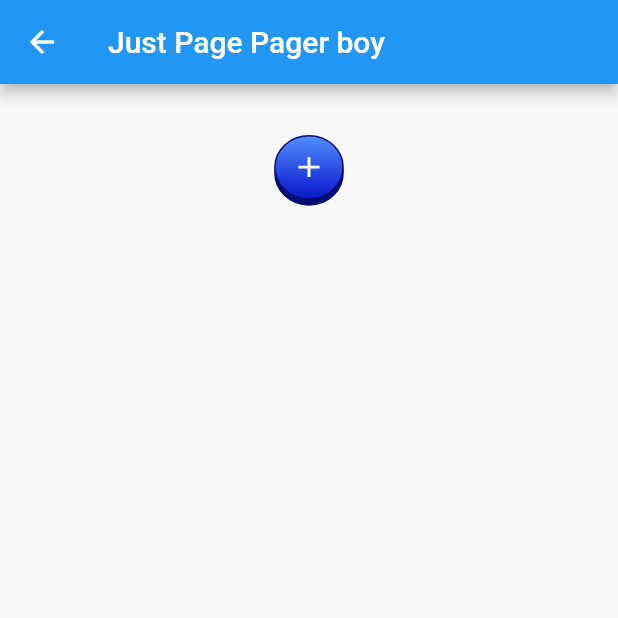
After one commit to ericyn/playground, a Flutter app: the PagePagePage screen opened by its route, on a phone screen of 412 x 824 dp, the top half of it. The commit adds this screen. Run offline on Flutter 3.47's test engine with Material 2 defaults, Android fonts, the phone set to English and light mode, and no system bars; drawn by our look-alikes of flutter_animate; our stand-ins replace camera, image_picker; missing offline and left inert: google_mlkit_face_detection; generated files the repository leaves out were written again.

Commit message:
animated round button

```diff
--- a/lib/src/app.dart
+++ b/lib/src/app.dart
@@ -3,6 +3,7 @@ import 'package:flutter_gen/gen_l10n/app_localizations.dart';
 import 'package:flutter_localizations/flutter_localizations.dart';
 import 'package:playground/src/face%20detection%20api%20chatgpt%20coding/face_detection_view.dart';
 import 'package:playground/src/family%20button%20confirmation/family_view.dart';
+import 'package:playground/src/just%20a%20page/page.dart';
 import 'package:playground/src/substack%20stack/substack_view.dart';
 import 'package:playground/src/what%20a%20drag/drag_select.dart';
 
@@ -72,6 +73,8 @@ class MyApp extends StatelessWidget {
               settings: routeSettings,
               builder: (BuildContext context) {
                 switch (routeSettings.name) {
+                  case PagePagePage.routeName:
+                    return const PagePagePage();
                   case FamilyView.routeName:
                     return const FamilyView();
                   case FaceDetectionView.routeName:
--- /dev/null
+++ b/lib/src/juicy circle butt/juicy_circle_button.dart
@@ -0,0 +1,108 @@
+import 'package:flutter/material.dart';
+import 'package:flutter_animate/flutter_animate.dart';
+
+class JuicyCircleButton extends StatefulWidget {
+  const JuicyCircleButton({
+    super.key,
+    required this.animateButton,
+    required this.outerColor,
+    required this.innerColors,
+    this.width = 50,
+    this.height = 50,
+  });
+
+  final bool animateButton;
+  final Color outerColor;
+  final List<Color> innerColors;
+  final double width;
+  final double height;
+
+  @override
+  State<JuicyCircleButton> createState() => _JuicyCircleButtonState();
+}
+
+class _JuicyCircleButtonState extends State<JuicyCircleButton> {
+
+  static const double _shadowHeight = 4;
+  double _position = 4;
+
+  @override
+  Widget build(BuildContext context) {
+    double height = widget.height - _shadowHeight;
+    return SizedBox(
+      height: widget.height + _shadowHeight,
+      child: Stack(
+        alignment: Alignment.center,
+        children: [
+          Positioned(
+            bottom: 0,
+            child: Transform(
+              transform: Matrix4.identity()
+              ..setEntry(3, 2, 0.001)
+              ..rotateX(-0.4),
+              alignment: Alignment.topCenter,
+              child: Container(
+                height: height,
+                width: widget.width,
+                decoration:  BoxDecoration(
+                  shape: BoxShape.circle,
+                  color: widget.outerColor,
+                  border: Border.all(color: widget.outerColor),
+                ),
+                child: const Center(
+                  child: Icon(Icons.add, color: Colors.white)
+                ),
+              ).animate(target: widget.animateButton ? 1 : 0,).scale(),
+            ),
+          ),
+          AnimatedPositioned(
+            curve: Curves.elasticIn,
+            bottom: _position,
+            duration: const Duration(milliseconds: 70),
+            child: Transform(
+              transform: Matrix4.identity()
+              ..setEntry(3, 2, 0.001)
+              ..rotateX(-0.4),
+              alignment: Alignment.topCenter,
+              child: GestureDetector(
+                onTapUp: (_) {
+                  setState(() {
+                    _position = 4;
+                  });
+                },
+                onTapDown: (_) {
+                  setState(() {
+                    _position = 0;
+                  });
+                },
+                onTapCancel: () {
+                  setState(() {
+                    _position = 4;
+                  });
+                },
+                child: Container(
+                  height: height,
+                  width: widget.width,
+                  decoration:  BoxDecoration(
+                    shape: BoxShape.circle,
+                    gradient: LinearGradient(
+                      begin: Alignment.topCenter,
+                      end: Alignment.bottomCenter,
+                      colors: widget.innerColors
+                    ),
+                    border: Border.all(color: const Color.fromARGB(255, 4, 12, 117))
+                  ),
+                  child: const Center(
+                    child: Icon(Icons.add, color: Colors.white)
+                  ),
+                )
+                .animate(target: widget.animateButton ? 1 : 0,)
+                .scale()
+              ),
+            ),
+          ),
+        ],
+      ),
+    );
+  }
+}
--- /dev/null
+++ b/lib/src/just a page/page.dart
@@ -0,0 +1,43 @@
+import 'package:flutter/material.dart';
+import 'package:playground/src/juicy%20circle%20butt/juicy_circle_button.dart';
+
+class PagePagePage extends StatefulWidget {
+  const PagePagePage({
+    super.key,
+    this.title = 'Just Page Pager boy'
+  });
+
+  final String title;
+
+  static const routeName = '/page';
+
+  @override
+  State<PagePagePage> createState() => _PagePagePageState();
+}
+
+class _PagePagePageState extends State<PagePagePage> {
+  @override
+  Widget build(BuildContext context) {
+    return Scaffold(
+      appBar: AppBar(
+        title: Text(widget.title),
+      ),
+      body: Padding(
+        padding: const EdgeInsets.all(30.0),
+        child: ListView(
+          physics: const BouncingScrollPhysics(),
+          children: const [
+            JuicyCircleButton(
+              animateButton: true,
+              outerColor: Color.fromARGB(255, 4, 12, 117),
+              innerColors: [
+                Color.fromARGB(255, 85, 145, 255),
+                Color.fromARGB(255, 7, 20, 202),
+              ],
+            ),
+          ]
+        ),
+      ),
+    );
+  }
+}
--- a/lib/src/sample_feature/sample_item_list_view.dart
+++ b/lib/src/sample_feature/sample_item_list_view.dart
@@ -1,6 +1,7 @@
 import 'package:flutter/material.dart';
 import 'package:playground/src/face%20detection%20api%20chatgpt%20coding/face_detection_view.dart';
 import 'package:playground/src/family%20button%20confirmation/family_view.dart';
+import 'package:playground/src/just%20a%20page/page.dart';
 import 'package:playground/src/substack%20stack/substack_view.dart';
 import 'package:playground/src/what%20a%20drag/drag_select.dart';
 
@@ -20,7 +21,8 @@ class SampleItemListView extends StatelessWidget {
       SampleItem(3, 'Animated Background'),
       SampleItem(4, 'Drag Select'),
       SampleItem(5, 'Face Detection'),
-      SampleItem(6, 'Family Button Confirmation')
+      SampleItem(6, 'Family Button Confirmation'),
+      SampleItem(7, 'Page Page Page'),
     ],
   });
 
@@ -102,6 +104,12 @@ class SampleItemListView extends StatelessWidget {
                     FamilyView.routeName
                   );
                   break;
+                case 7:
+                  Navigator.restorablePushNamed(
+                    context,
+                    PagePagePage.routeName
+                  );
+                  break;
                 default:
                   Navigator.restorablePushNamed(
                     context,
--- a/pubspec.yaml
+++ b/pubspec.yaml
@@ -17,6 +17,7 @@ dependencies:
     sdk: flutter
   google_mlkit_face_detection: ^0.5.0
   image_picker: ^0.8.7+1
+  flutter_animate: ^4.1.1+1
 
 dev_dependencies:
   flutter_test:
```
Also changed, not shown: pubspec.lock.
